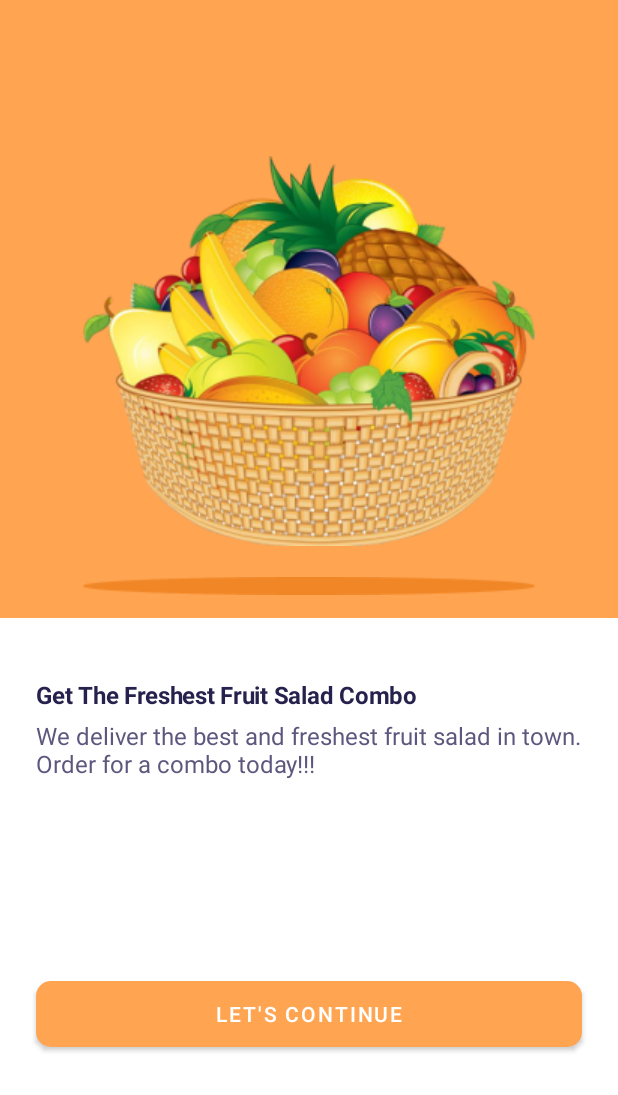
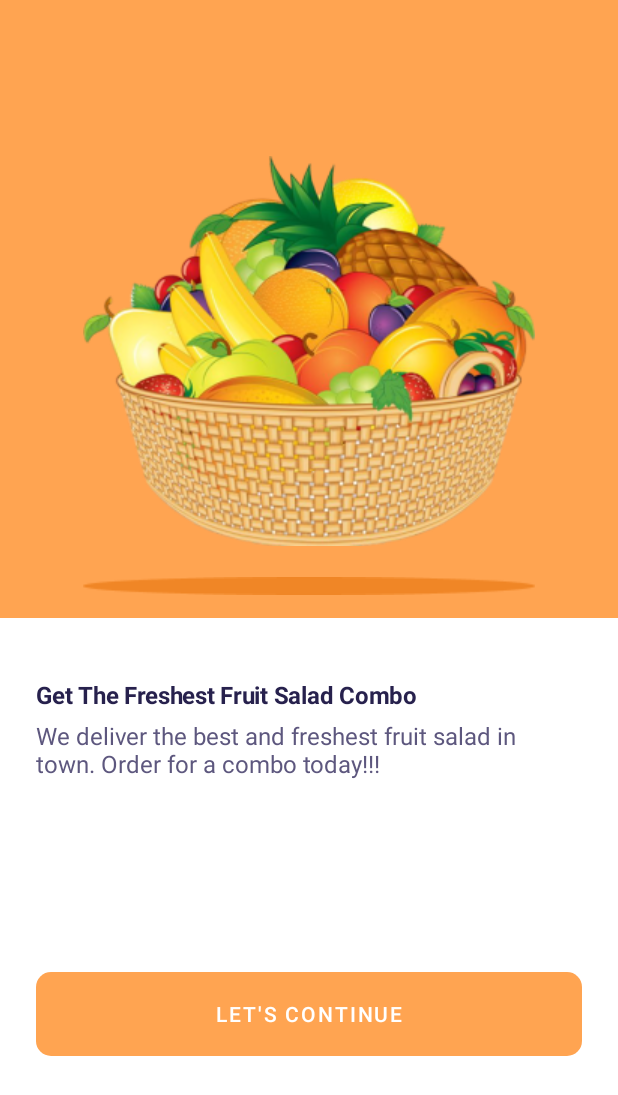
Before and after one commit to Relson2020/FruitUI, an Android app: the screen it shows after launch (MainActivity), on a phone screen of 412 x 824 dp. Shown: the top 1095 px of the screen. Run offline under Robolectric (Android 15) with nearby library versions, the phone set to English and light mode, and no system bars; our stand-ins replace data binding.

Commit message:
fix the buttons sizes fragments views , addToBasket fragment .

```diff
--- a/app/build.gradle
+++ b/app/build.gradle
@@ -57,4 +57,8 @@ dependencies {
     implementation "androidx.recyclerview:recyclerview:1.2.1"
     // For control over item selection of both touch and mouse driven selection
     implementation "androidx.recyclerview:recyclerview-selection:1.1.0"
+
+    // flexBox
+    implementation 'com.google.android:flexbox:2.0.1'
+
 }
--- a/app/src/main/res/layout/fragment_button_template.xml
+++ b/app/src/main/res/layout/fragment_button_template.xml
@@ -10,7 +10,6 @@
         android:id="@+id/button"
         android:layout_width="wrap_content"
         android:layout_height="wrap_content"
-        android:layout_marginVertical="4dp"
         android:layout_marginEnd="8dp"
         android:layout_marginStart="1dp"
         style="@style/recyclerViewButton"
--- a/app/src/main/res/layout/fragment_card_view_template.xml
+++ b/app/src/main/res/layout/fragment_card_view_template.xml
@@ -10,10 +10,9 @@
         android:id="@+id/cardViewTemplate"
         android:layout_width="match_parent"
         android:layout_height="match_parent"
-        app:cardCornerRadius="10dp"
-        android:layout_marginVertical="4dp"
-        android:layout_marginStart="1dp"
+        app:cardCornerRadius="15dp"
         android:layout_marginEnd="23dp"
+        app:cardElevation="0dp"
         app:layout_constraintStart_toStartOf="parent"
         app:layout_constraintBottom_toBottomOf="parent"
         app:layout_constraintEnd_toEndOf="parent"
--- a/app/src/main/res/layout/fragment_welcome_screen.xml
+++ b/app/src/main/res/layout/fragment_welcome_screen.xml
@@ -1,13 +1,13 @@
 <?xml version="1.0" encoding="utf-8"?>
-<layout xmlns:tools="http://schemas.android.com/tools"
-    xmlns:android="http://schemas.android.com/apk/res/android"
-    xmlns:app="http://schemas.android.com/apk/res-auto">
+<layout xmlns:android="http://schemas.android.com/apk/res/android"
+    xmlns:app="http://schemas.android.com/apk/res-auto"
+    xmlns:tools="http://schemas.android.com/tools">
 
     <androidx.core.widget.NestedScrollView
-        tools:context=".welcomeScreen"
+        android:layout_width="match_parent"
         android:layout_height="match_parent"
-        android:layout_width="match_parent"
-        android:fillViewport="true">
+        android:fillViewport="true"
+        tools:context=".welcomeScreen">
 
         <androidx.constraintlayout.widget.ConstraintLayout
             android:layout_width="match_parent"
@@ -30,10 +30,10 @@
                 android:layout_width="wrap_content"
                 android:layout_height="0dp"
                 android:src="@drawable/welcome_image_2"
-            app:layout_constraintDimensionRatio="7:7"
+                app:layout_constraintBottom_toTopOf="@id/fruitBasketShadow"
+                app:layout_constraintDimensionRatio="1:1"
                 app:layout_constraintEnd_toEndOf="parent"
-            app:layout_constraintStart_toStartOf="parent"
-            app:layout_constraintBottom_toTopOf="@id/fruitBasketShadow"/>
+                app:layout_constraintStart_toStartOf="parent" />
 
             <androidx.appcompat.widget.AppCompatImageView
                 android:id="@+id/fruitBasketShadow"
@@ -41,44 +41,46 @@
                 android:layout_height="wrap_content"
                 android:layout_marginBottom="15dp"
                 android:src="@drawable/welcome_image_3"
+                app:layout_constraintBottom_toBottomOf="@id/imageBackground"
                 app:layout_constraintEnd_toEndOf="parent"
-            app:layout_constraintStart_toStartOf="parent"
-            app:layout_constraintBottom_toBottomOf="@id/imageBackground" />
+                app:layout_constraintStart_toStartOf="parent" />
 
             <com.google.android.material.textview.MaterialTextView
                 android:id="@+id/descriptionHeader"
+                style="@style/get_the_fre"
                 android:layout_width="wrap_content"
                 android:layout_height="19dp"
-            android:text="@string/get_the_fre"
-            style="@style/get_the_fre"
                 android:layout_marginStart="24dp"
                 android:layout_marginTop="40dp"
+                android:text="@string/get_the_fre"
                 app:layout_constraintStart_toStartOf="parent"
-            app:layout_constraintTop_toBottomOf="@id/imageBackground"/>
+                app:layout_constraintTop_toBottomOf="@id/imageBackground" />
 
             <com.google.android.material.textview.MaterialTextView
                 android:id="@+id/textDescription"
+                style="@style/textViewChanges"
                 android:layout_width="match_parent"
                 android:layout_height="48dp"
-            android:text="@string/we_deliver_"
                 android:layout_marginStart="24dp"
                 android:layout_marginTop="8dp"
-            style="@style/textViewChanges"
+                android:layout_marginEnd="56dp"
+                android:text="@string/we_deliver_"
                 app:layout_constraintEnd_toEndOf="parent"
                 app:layout_constraintStart_toStartOf="parent"
-            app:layout_constraintTop_toBottomOf="@id/descriptionHeader"/>
+                app:layout_constraintTop_toBottomOf="@id/descriptionHeader" />
 
             <com.google.android.material.button.MaterialButton
                 android:id="@+id/continueButton"
+                style="@style/buttonChanges"
                 android:layout_width="match_parent"
-            style="@style/buttonChanges"
-            android:layout_height="56dp"
+                android:layout_height="68dp"
                 android:layout_margin="24dp"
+                android:stateListAnimator="@null"
                 android:text="@string/letsContinue"
+                app:layout_constraintBottom_toBottomOf="parent"
+                app:layout_constraintEnd_toEndOf="parent"
                 app:layout_constraintStart_toStartOf="parent"
-            app:layout_constraintEnd_toEndOf="parent"
-            app:layout_constraintTop_toBottomOf="@id/textDescription"
-            app:layout_constraintBottom_toBottomOf="parent"/>
+                app:layout_constraintTop_toBottomOf="@id/textDescription" />
 
         </androidx.constraintlayout.widget.ConstraintLayout>
     </androidx.core.widget.NestedScrollView>
--- a/app/src/main/res/navigation/my_nav.xml
+++ b/app/src/main/res/navigation/my_nav.xml
@@ -40,6 +40,9 @@
         <action
             android:id="@+id/action_homeScreenOne_to_myBasket"
             app:destination="@id/myBasket" />
+        <action
+            android:id="@+id/action_homeScreenOne_to_addToBasket"
+            app:destination="@id/addToBasket" />
     </fragment>
     <fragment
         android:id="@+id/myBasket"
@@ -49,20 +52,6 @@
         <action
             android:id="@+id/action_myBasket_to_homeScreenOne"
             app:destination="@id/homeScreenOne" />
-    </fragment>
-    <fragment
-        android:id="@+id/deliveryDetailsDialog"
-        android:name="com.example.fruithub.DeliveryDetailsDialog"
-        android:label="fragment_delivery_details_dialog"
-        tools:layout="@layout/fragment_delivery_details_dialog" />
-    <fragment
-        android:id="@+id/addCardDetailsDialog"
-        android:name="com.example.fruithub.AddCardDialogBox"
-        android:label="fragment_add_card_dialog_box"
-        tools:layout="@layout/fragment_add_card_dialog_box">
-        <action
-            android:id="@+id/action_addCardDetailsDialog_to_orderComplete"
-            app:destination="@id/orderComplete" />
     </fragment>
     <fragment
         android:id="@+id/orderComplete"
@@ -76,6 +65,7 @@
             android:id="@+id/action_orderComplete_to_orderList"
             app:destination="@id/orderList" />
     </fragment>
+
     <fragment
         android:id="@+id/orderList"
         android:name="com.example.fruithub.OrderList"
--- a/app/src/main/res/values-night/themes.xml
+++ b/app/src/main/res/values-night/themes.xml
@@ -12,5 +12,6 @@
         <!-- Status bar color. -->
         <item name="statusBarBackground">@color/black</item>
         <!-- Customize your theme here. -->
+        <item name="android:windowNoTitle">true</item>
     </style>
 </resources>
--- a/app/src/main/res/values/colors.xml
+++ b/app/src/main/res/values/colors.xml
@@ -18,4 +18,7 @@
     <color name="cardViewColor3">#F1EFF6</color>
     <color name="lightOrange">#FCF6F0</color>
     <color name="green">#4CD964</color>
+    <color name="whiteLightGray">#FAFAFA</color>
+    <color name="addToBasketButtonTextColor">#403E3E</color>
+    <color name="strokeColor">#F3F3F3</color>
 </resources>
--- a/app/src/main/res/values/strings.xml
+++ b/app/src/main/res/values/strings.xml
@@ -30,7 +30,8 @@
     <string name="mm_yy">MM/YY</string>
     <string name="complete_or">Complete order</string>
     <string name="order_taken">Order Taken</string>
-    <string name="your_order_">Your order have been taken and is being attended to</string>
+    <string name="your_order_1">Your order have been taken and is</string>
+    <string name="your_order_2">being attended to</string>
     <string name="continue_sh">Continue shopping</string>
     <string name="track_order">Track order</string>
     <string name="delivery_st">Delivery Status</string>
@@ -42,4 +43,5 @@
     <string name="if_you_are_">
         If you are looking for a new fruit salad to eat today, quinoa is the perfect brunch for you. make
     </string>
+    <string name="this_combo_contains">This combo contains:</string>
 </resources>
--- a/app/src/main/res/values/style.xml
+++ b/app/src/main/res/values/style.xml
@@ -82,4 +82,9 @@
         <item name="android:letterSpacing">-0.01</item>
         <item name="android:textColor">#333333</item>
     </style>
+    <style name="addToBasketRecyclerViewButton">
+        <item name="backgroundTint">@color/whiteLightGray</item>
+        <item name="cornerRadius">10dp</item>
+        <item name="android:textColor">@color/black</item>
+    </style>
 </resources>
--- a/app/src/main/res/values/themes.xml
+++ b/app/src/main/res/values/themes.xml
@@ -12,5 +12,6 @@
         <!-- Status bar color. -->
         <item name="statusBarBackground">@color/orange</item>
         <!-- Customize your theme here. -->
+        <item name="android:windowNoTitle">true</item>
     </style>
 </resources>
```
Also changed, not shown: app/src/main/java/com/example/fruithub/FirstViewPager.kt (deleted, +0 -22 lines), app/src/main/java/com/example/fruithub/HomeScreenOne.kt (+28 -13 lines), app/src/main/java/com/example/fruithub/RecyclerViewCardImage.kt (deleted, +0 -58 lines), app/src/main/res/drawable/ic_line_8.xml (added, +11 -0 lines), app/src/main/res/layout/fragment_authentication.xml (+23 -10 lines), app/src/main/res/layout/fragment_home_screen_one.xml (+61 -20 lines). Lines whose indentation alone changed are shown as unchanged.
